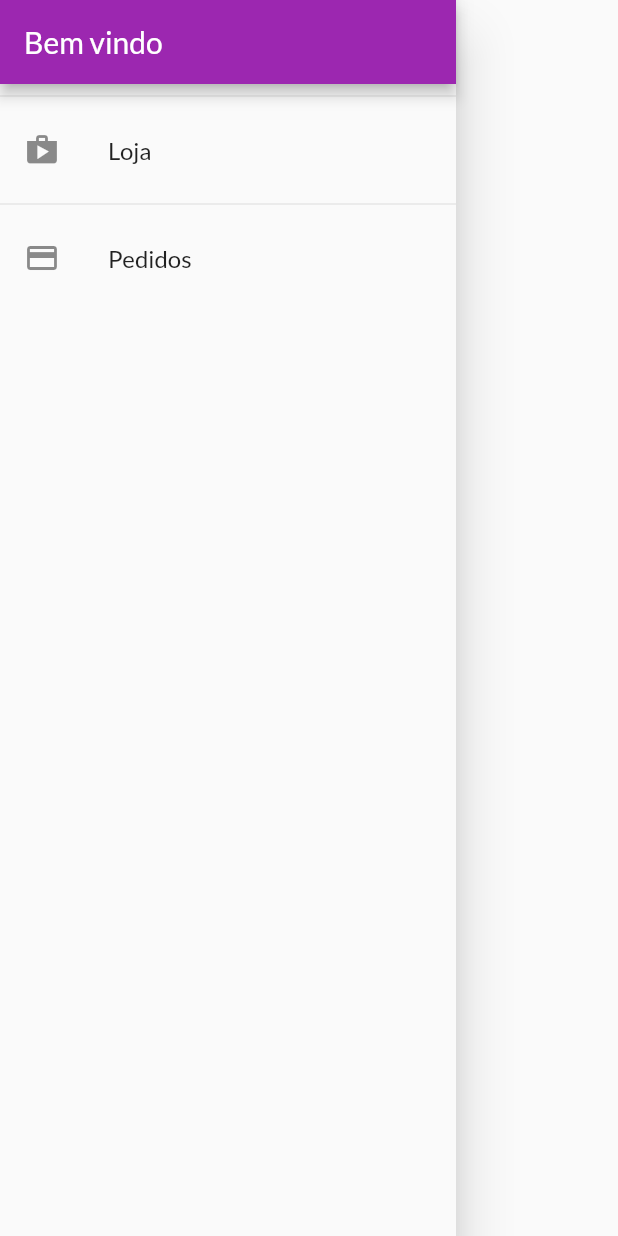
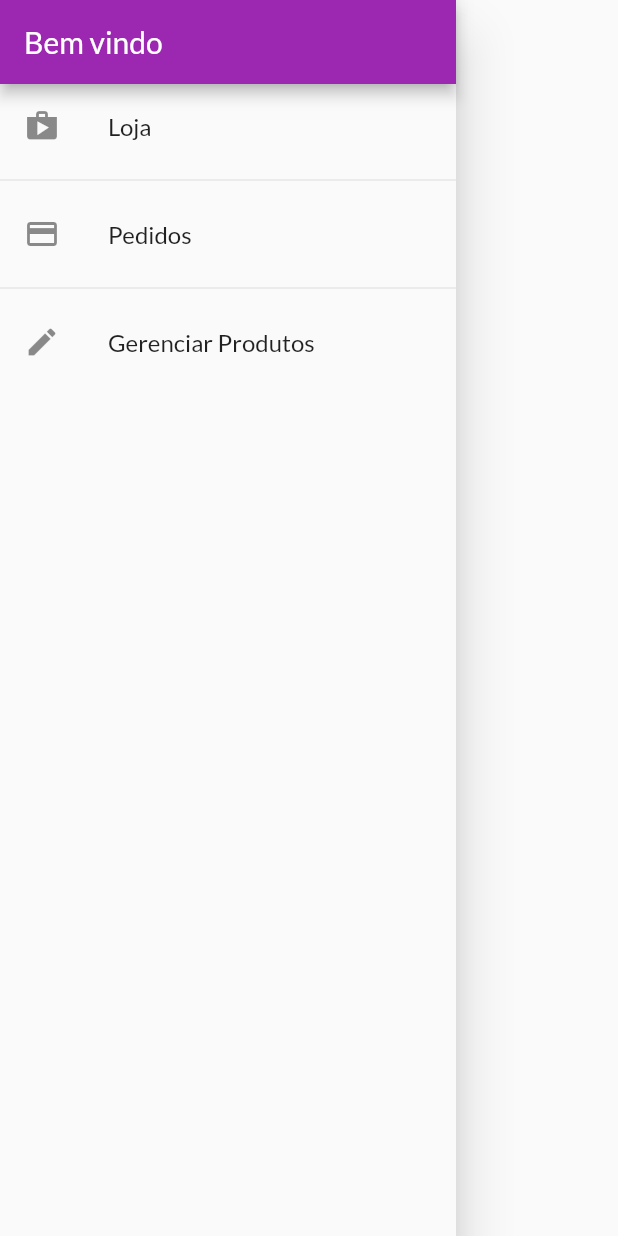
Before and after one commit to AdSoNaTuRaL/shop-flutter, a Flutter app: the AppDrawer widget shown alone on an empty page, opened directly, on a phone screen of 412 x 824 dp. Run offline on Flutter 3.47's test engine with Material 2 defaults, Android fonts, the phone set to English and light mode, and no system bars; network calls fail.

Commit message:
adding new item on drawer for product management

```diff
--- a/lib/widgets/app_drawer.dart
+++ b/lib/widgets/app_drawer.dart
@@ -11,7 +11,6 @@ class AppDrawer extends StatelessWidget {
             title: Text('Bem vindo'),
             automaticallyImplyLeading: false,
           ),
-          Divider(),
           ListTile(
             leading: Icon(Icons.shop),
             title: Text('Loja'),
@@ -27,6 +26,14 @@ class AppDrawer extends StatelessWidget {
               Navigator.of(context).pushReplacementNamed(AppRoutes.ORDERS);
             },
           ),
+          Divider(),
+          ListTile(
+            leading: Icon(Icons.edit),
+            title: Text('Gerenciar Produtos'),
+            onTap: () {
+              Navigator.of(context).pushReplacementNamed(AppRoutes.PRODUCTS);
+            },
+          ),
         ],
       ),
     );
```
